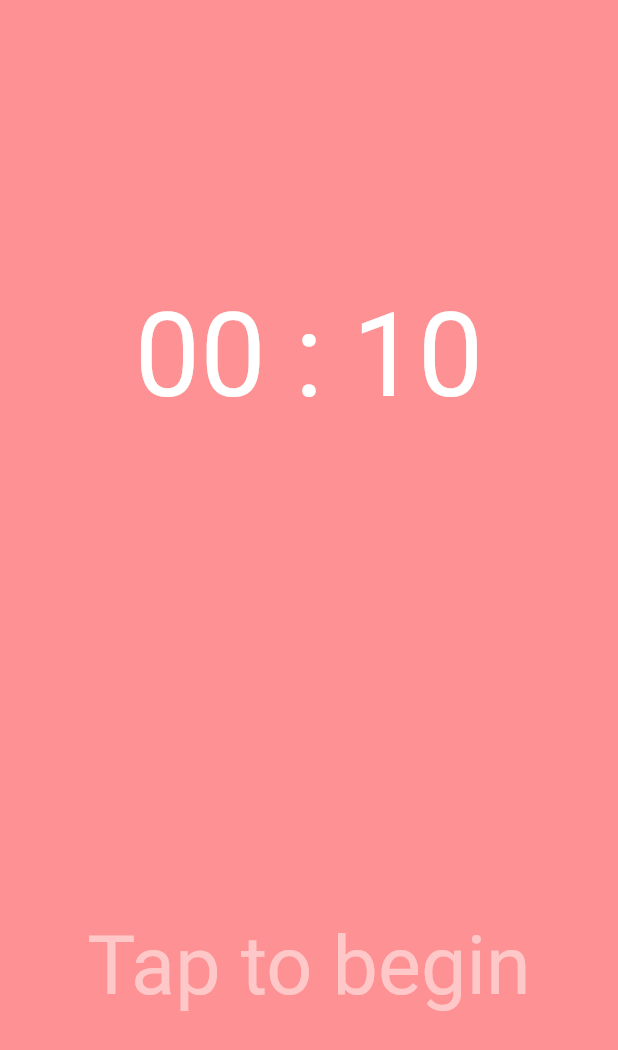
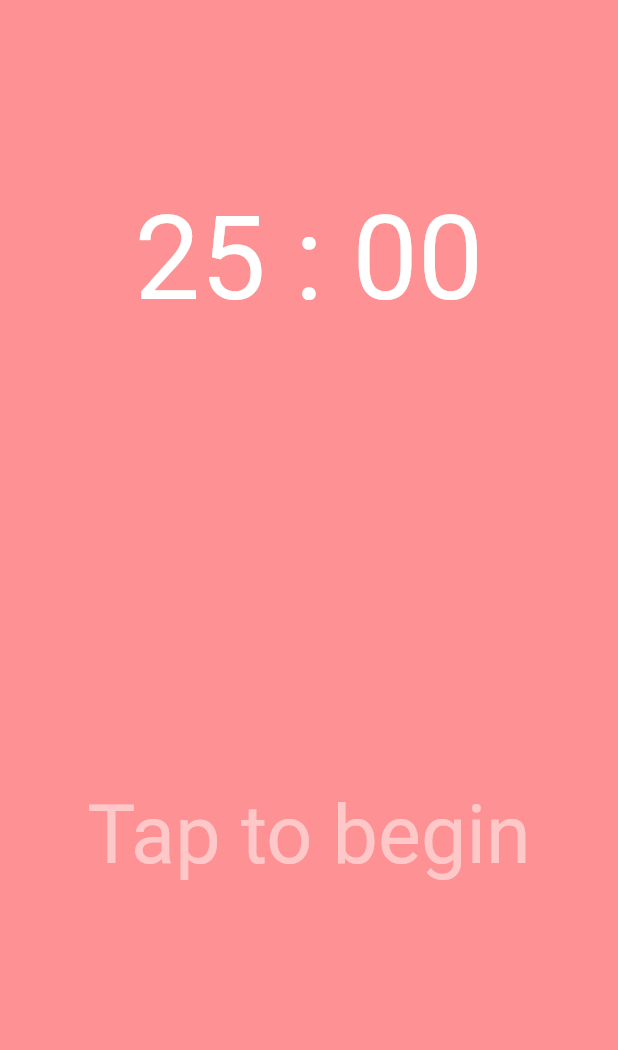
Before and after one commit to bingcheng45/Simple_Pomodoro, a Flutter app: the screen it shows after launch, on a phone screen of 412 x 824 dp. Shown: the top 1050 px of the screen. Run offline on Flutter 3.47's test engine with Material 2 defaults, Android fonts, the phone set to English and light mode, and no system bars.

Commit message:
fixed layout for smaller screens

```diff
--- a/lib/main.dart
+++ b/lib/main.dart
@@ -64,7 +64,7 @@ class _SkeletonState extends State<Skeleton> {
   int minute;
   int seconds;
   var now = DateTime.now();
-  int _totalSeconds = 10; //actual total seconds to countdown
+  int _totalSeconds = 25 * 60; //actual total seconds to countdown
   int _start;
   int _current;
   bool isRunning = false;
@@ -130,7 +130,7 @@ class _SkeletonState extends State<Skeleton> {
     //Timer.periodic(Duration(seconds: 1), (Timer t) => _setTime());//runs forever
   }
 
-  void setupTimer(){
+  void setupTimer() {
     _start = _totalSeconds;
     _current = _totalSeconds;
     minute = getMinute(_totalSeconds);
@@ -155,23 +155,28 @@ class _SkeletonState extends State<Skeleton> {
             startTimer();
           }
         },
-        child: Column(
-          mainAxisAlignment: MainAxisAlignment.end,
-          children: <Widget>[
-            topText(context),
-            bottomText(context),
-          ],
+        child: Container(
+          height: MediaQuery.of(context).size.height,
+          width: MediaQuery.of(context).size.width,
+          child: Column(
+            mainAxisAlignment: MainAxisAlignment.spaceAround,
+            //mainAxisAlignment: MainAxisAlignment.end,
+            children: <Widget>[
+              FittedBox(child: topText(context)),
+              //SizedBox(height: MediaQuery.of(context).size.height*0.2,),
+              FittedBox(child: bottomText(context)),
+            ],
+          ),
         ),
       ),
     );
   }
 
   Widget topText(context) {
+    double paddingW = MediaQuery.of(context).size.width * 0.1;
+    double paddingH = MediaQuery.of(context).size.height;
     return Container(
-      alignment: Alignment.topCenter,
-      padding: EdgeInsets.only(
-        bottom: MediaQuery.of(context).size.height * 0.4, //0.22 is center
-      ),
+      padding: EdgeInsets.symmetric(horizontal: paddingW),
       child: Opacity(
         opacity: 1,
         child: Text(
@@ -186,11 +191,10 @@ class _SkeletonState extends State<Skeleton> {
   }
 
   Widget bottomText(context) {
+    double paddingW = MediaQuery.of(context).size.width * 0.1;
+    double paddingH = MediaQuery.of(context).size.height * 0.2;
     return Container(
-      alignment: Alignment.bottomCenter,
-      padding: EdgeInsets.only(
-        bottom: MediaQuery.of(context).size.height * 0.18,
-      ),
+      padding: EdgeInsets.symmetric(horizontal: paddingW,vertical: paddingH),
       child: Opacity(
         opacity: 0.5,
         child: Text(
```
